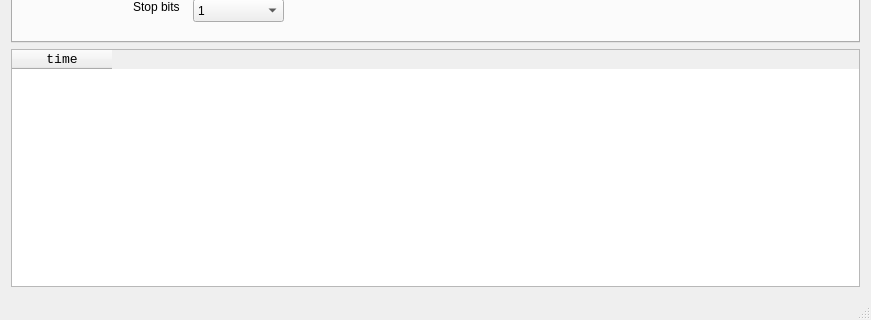
Old version of the form project/src/mainwindow.ui in the repository pioupus/qProtocolAnalyzer; both pictures show x 0 to 871 and y 147 to 467 of the 871 by 467 pixel window.
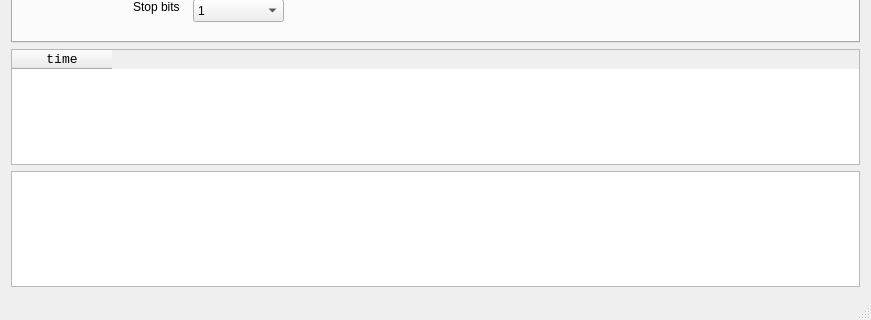
New version of the form.

```diff
--- a/project/src/mainwindow.ui
+++ b/project/src/mainwindow.ui
@@ -280,6 +280,9 @@
       </item>
      </layout>
     </item>
+    <item row="1" column="0">
+     <widget class="QPlainTextEdit" name="txtDecodeResult"/>
+    </item>
    </layout>
   </widget>
   <widget class="QMenuBar" name="menuBar">
```
